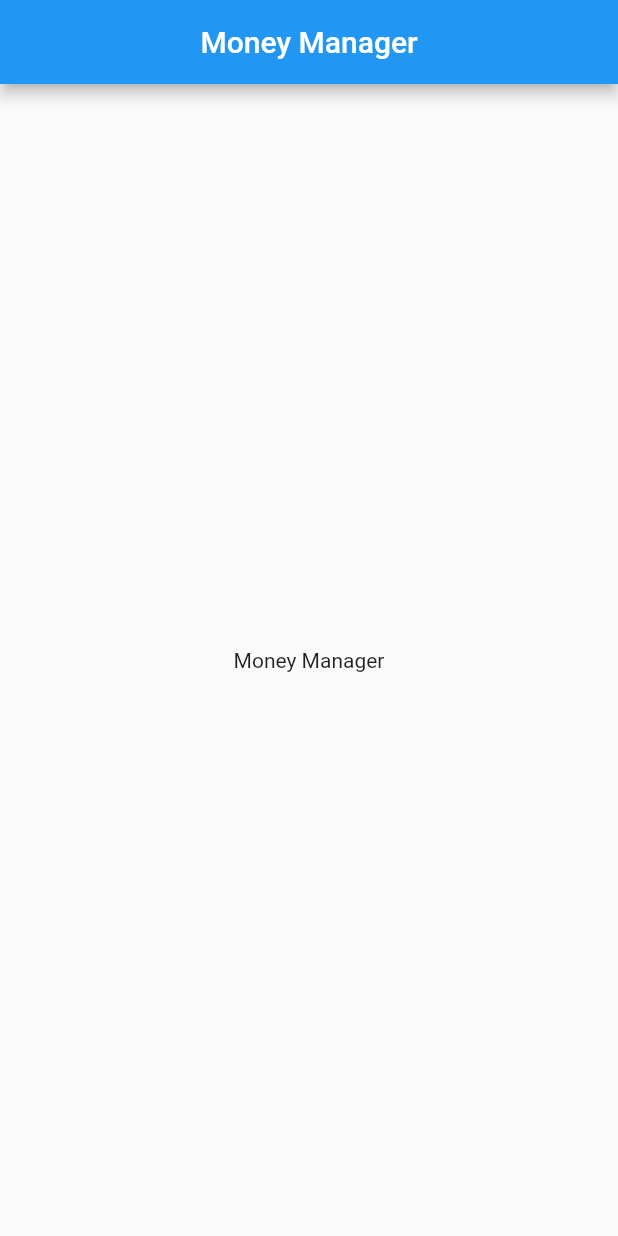
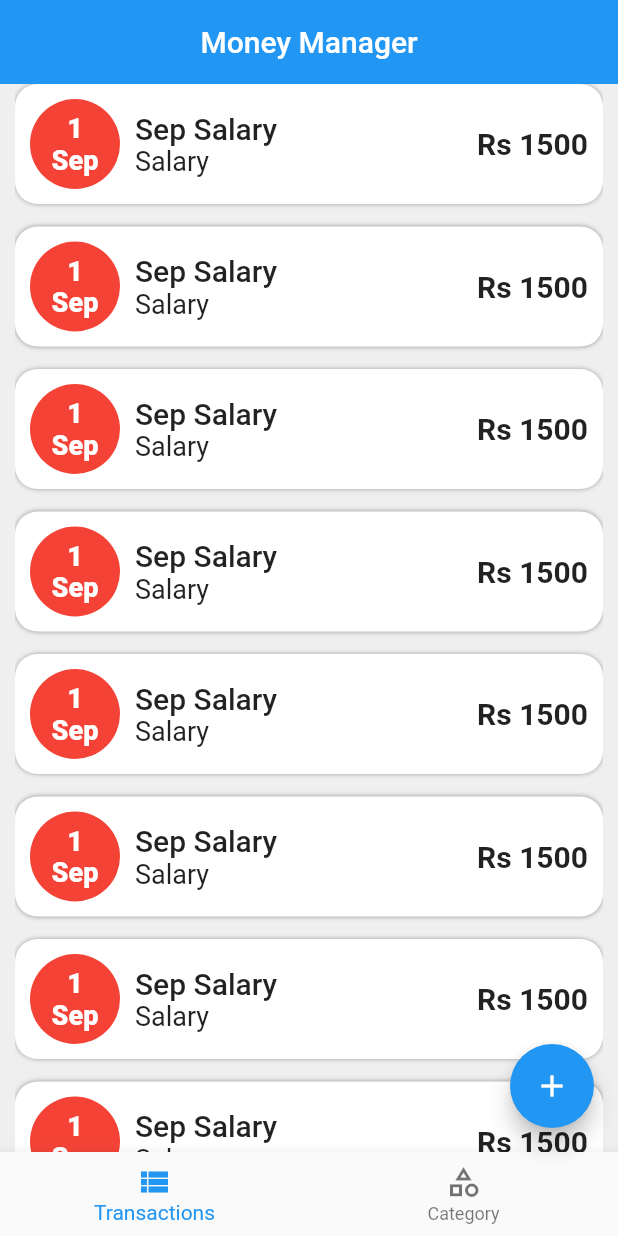
Before and after one commit to akshayanil22/Money-Manager, a Flutter app: the screen it shows after launch, on a phone screen of 412 x 824 dp. Run offline on Flutter 3.47's test engine with Material 2 defaults, Android fonts, the phone set to English and light mode, and no system bars.

Commit message:
Completed UI

```diff
--- a/lib/Screens/MyHomePage.dart
+++ /dev/null
@@ -1,15 +0,0 @@
-import 'package:flutter/material.dart';
-
-class MyHomePage extends StatelessWidget {
-  const MyHomePage({Key? key}) : super(key: key);
-
-  @override
-  Widget build(BuildContext context) {
-    return Scaffold(
-      appBar: AppBar(title: Text('Money Manager'),centerTitle: true),
-      body: Center(
-        child: Text('Money Manager'),
-      ),
-    );
-  }
-}
--- /dev/null
+++ b/lib/Screens/my_homepage.dart
@@ -0,0 +1,134 @@
+import 'package:flutter/material.dart';
+import 'package:money_manager/Screens/add_transactions.dart';
+import 'package:money_manager/Screens/category_page.dart';
+import 'package:money_manager/Screens/transactions_page.dart';
+
+class MyHomePage extends StatefulWidget {
+  const MyHomePage({Key? key}) : super(key: key);
+
+  @override
+  State<MyHomePage> createState() => _MyHomePageState();
+}
+
+class _MyHomePageState extends State<MyHomePage> {
+  int _selectedIndex = 0;
+  ValueNotifier<String> groupValue = ValueNotifier('Income');
+
+  @override
+  Widget build(BuildContext context) {
+    return Scaffold(
+      backgroundColor: const Color(0Xffefefef),
+      appBar: AppBar(
+        title: const Text('Money Manager'),
+        centerTitle: true,
+        elevation: 0,
+      ),
+      body:
+          _selectedIndex == 0 ? const TransactionsPage() : const CategoryPage(),
+      bottomNavigationBar: BottomNavigationBar(
+        currentIndex: _selectedIndex,
+        onTap: (index) {
+          setState(() {
+            _selectedIndex = index;
+          });
+        },
+        items: const [
+          BottomNavigationBarItem(
+              icon: Icon(Icons.view_list), label: 'Transactions'),
+          BottomNavigationBarItem(
+              icon: Icon(Icons.category_outlined), label: 'Category'),
+        ],
+      ),
+      floatingActionButton: FloatingActionButton(
+        onPressed: () {
+          if (_selectedIndex == 0) {
+            Navigator.of(context).push(MaterialPageRoute(builder: (context) => AddTransactions(),));
+          } else {
+            addCategory();
+          }
+        },
+        child: const Icon(Icons.add),
+      ),
+    );
+  }
+
+
+  void addCategory(){
+    showDialog(
+      context: context,
+      builder: (context) => Dialog(
+        child: Container(
+          padding: const EdgeInsets.all(20),
+          decoration: BoxDecoration(
+            borderRadius: BorderRadius.circular(10),
+          ),
+          child: Column(
+            mainAxisSize: MainAxisSize.min,
+            crossAxisAlignment: CrossAxisAlignment.start,
+            children: [
+              const Text(
+                'Add Category',
+                style: TextStyle(
+                    fontSize: 20, fontWeight: FontWeight.bold),
+              ),
+              const SizedBox(
+                height: 10,
+              ),
+              TextField(
+                decoration: InputDecoration(
+                    hintText: 'Category Name',
+                    contentPadding: const EdgeInsets.all(15),
+                    border: OutlineInputBorder(
+                        borderRadius: BorderRadius.circular(15))),
+              ),const SizedBox(
+                height: 10,
+              ),
+              ValueListenableBuilder(
+                  valueListenable: groupValue,
+                  builder: (context,data,_) {
+                    return Row(
+                      mainAxisAlignment: MainAxisAlignment.start,
+                      children: [
+                        Row(
+                          children: [
+                            Radio(
+                              value: 'Income',
+                              groupValue: data,
+                              onChanged: (value) {
+                                groupValue.value = value!;
+                              },
+                            ),
+                            const Text('Income'),
+                          ],
+                        ),
+                        Row(
+                          children: [
+                            Radio(
+                              value: 'Expense',
+                              groupValue: data,
+                              onChanged: (value) {
+                                  groupValue.value = value!;
+                              },
+                            ),
+                            Text('Expense'),
+                          ],
+                        ),
+                      ],
+                    );
+                  }
+              ),
+              const SizedBox(
+                height: 10,
+              ),
+              ElevatedButton(
+                onPressed: () {},
+                child: const Text('Submit'),
+              ),
+            ],
+          ),
+        ),
+      ),
+    );
+  }
+
+}
--- /dev/null
+++ b/lib/Screens/transactions_page.dart
@@ -0,0 +1,17 @@
+import 'package:flutter/material.dart';
+
+import '../Widgets/custom_transaction_tile.dart';
+
+class TransactionsPage extends StatelessWidget {
+  const TransactionsPage({Key? key}) : super(key: key);
+
+  @override
+  Widget build(BuildContext context) {
+    return Padding(
+      padding: const EdgeInsets.symmetric(horizontal: 10.0),
+      child: ListView.separated(itemCount: 10,itemBuilder: (context, index) => CustomTransactionTile(),
+      separatorBuilder: (context, index) => SizedBox(height: 15,),
+      ),
+    );
+  }
+}
--- /dev/null
+++ b/lib/Widgets/custom_transaction_tile.dart
@@ -0,0 +1,50 @@
+import 'package:flutter/material.dart';
+
+class CustomTransactionTile extends StatelessWidget {
+  const CustomTransactionTile({
+    Key? key,
+  }) : super(key: key);
+
+  @override
+  Widget build(BuildContext context) {
+    return Container(
+        padding: EdgeInsets.all(10),
+        decoration: BoxDecoration(
+          color: Colors.white,
+          borderRadius: BorderRadius.circular(15),
+          boxShadow: [
+            BoxShadow(
+              color: Colors.grey,
+              blurRadius: 2.0,
+            ),
+          ],
+        ),
+        child: Row(
+          children: [
+            CircleAvatar(backgroundColor: Colors.red,radius: 30,child: Column(
+              mainAxisAlignment: MainAxisAlignment.center,
+              children: [
+                Text('1',style: TextStyle(fontSize: 18,fontWeight: FontWeight.w800,color: Colors.white),),
+                Text('Sep',style: TextStyle(fontSize: 18,fontWeight: FontWeight.w800,color: Colors.white),),
+              ],
+            ),),
+            SizedBox(width: 10,),
+            Column(
+              crossAxisAlignment: CrossAxisAlignment.start,
+              children: [
+                Text('Sep Salary',style: TextStyle(
+                  fontWeight: FontWeight.w500,
+                  fontSize: 20,
+                ),),Text('Salary',style: TextStyle(
+                  fontWeight: FontWeight.w400,
+                  fontSize: 18,
+                ),),
+              ],
+            ),
+            Spacer(),
+            Text('Rs 1500',style: TextStyle(fontSize: 20,fontWeight: FontWeight.w700),)
+          ],
+        )
+    );
+  }
+}
--- a/lib/main.dart
+++ b/lib/main.dart
@@ -1,6 +1,6 @@
 import 'package:flutter/material.dart';
 
-import 'Screens/MyHomePage.dart';
+import 'Screens/my_homepage.dart';
 
 void main(){
   runApp(MyApp());
```
Also changed, not shown: lib/Screens/add_transactions.dart (added, +121 -0 lines), lib/Screens/category_page.dart (added, +55 -0 lines), lib/Screens/expense_screen.dart (added, +21 -0 lines), lib/Screens/income_screen.dart (added, +21 -0 lines).
